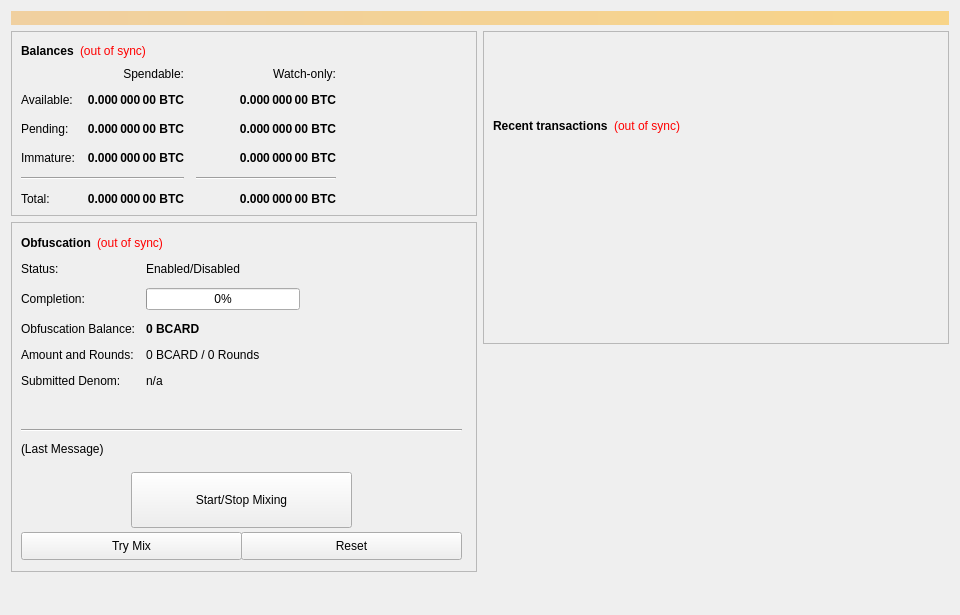
CARDbuyers/BCARD, file src/qt/forms/overviewpage.ui: the form before one commit.
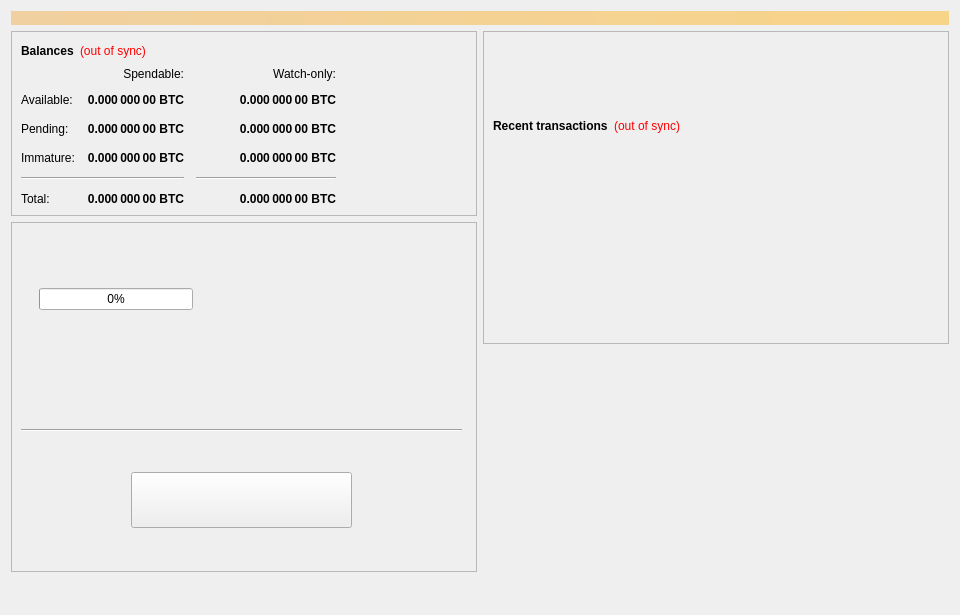
The form after the commit.

What changed in the file:
```diff
--- a/src/qt/forms/overviewpage.ui
+++ b/src/qt/forms/overviewpage.ui
@@ -434,14 +434,14 @@
            <item row="0" column="0">
             <widget class="QLabel" name="label_6">
              <property name="text">
-              <string>Status:</string>
+              <string/>
              </property>
             </widget>
            </item>
            <item row="1" column="0">
             <widget class="QLabel" name="label_7">
              <property name="text">
-              <string>Completion:</string>
+              <string/>
              </property>
             </widget>
            </item>
@@ -461,7 +461,7 @@
            <item row="2" column="0">
             <widget class="QLabel" name="labelAnonymizedText">
              <property name="text">
-              <string>Obfuscation Balance:</string>
+              <string/>
              </property>
             </widget>
            </item>
@@ -474,28 +474,28 @@
               </font>
              </property>
              <property name="text">
-              <string notr="true">0 BCARD</string>
+              <string notr="true"/>
              </property>
             </widget>
            </item>
            <item row="3" column="0">
             <widget class="QLabel" name="label_8">
              <property name="text">
-              <string>Amount and Rounds:</string>
+              <string/>
              </property>
             </widget>
            </item>
            <item row="3" column="1">
             <widget class="QLabel" name="labelAmountRounds">
              <property name="text">
-              <string>0 BCARD / 0 Rounds</string>
+              <string/>
              </property>
             </widget>
            </item>
            <item row="4" column="0">
             <widget class="QLabel" name="label_9">
              <property name="text">
-              <string>Submitted Denom:</string>
+              <string/>
              </property>
             </widget>
            </item>
@@ -505,14 +505,14 @@
               <string>The denominations you submitted to the Masternode.&lt;br&gt;To mix, other users must submit the exact same denominations.</string>
              </property>
              <property name="text">
-              <string>n/a</string>
+              <string/>
              </property>
             </widget>
            </item>
            <item row="0" column="1">
             <widget class="QLabel" name="obfuscationEnabled">
              <property name="text">
-              <string>Enabled/Disabled</string>
+              <string/>
              </property>
             </widget>
            </item>
@@ -971,7 +971,7 @@
            </sizepolicy>
           </property>
           <property name="text">
-           <string>Start/Stop Mixing</string>
+           <string/>
           </property>
          </widget>
          <widget class="Line" name="lineLastMessage">
@@ -1003,7 +1003,7 @@
            </size>
           </property>
           <property name="text">
-           <string>(Last Message)</string>
+           <string/>
           </property>
           <property name="alignment">
            <set>Qt::AlignLeading|Qt::AlignLeft|Qt::AlignTop</set>
@@ -1012,53 +1012,6 @@
            <bool>true</bool>
           </property>
          </widget>
-         <widget class="QPushButton" name="obfuscationAuto">
-          <property name="geometry">
-           <rect>
-            <x>10</x>
-            <y>310</y>
-            <width>221</width>
-            <height>28</height>
-           </rect>
-          </property>
-          <property name="sizePolicy">
-           <sizepolicy hsizetype="MinimumExpanding" vsizetype="Fixed">
-            <horstretch>0</horstretch>
-            <verstretch>0</verstretch>
-           </sizepolicy>
-          </property>
-          <property name="toolTip">
-           <string>Try to manually submit a Obfuscation request.</string>
-          </property>
-          <property name="text">
-           <string>Try Mix</string>
-          </property>
-         </widget>
-         <widget class="QPushButton" name="obfuscationReset">
-          <property name="geometry">
-           <rect>
-            <x>230</x>
-            <y>310</y>
-            <width>221</width>
-            <height>28</height>
-           </rect>
-          </property>
-          <property name="sizePolicy">
-           <sizepolicy hsizetype="MinimumExpanding" vsizetype="Fixed">
-            <horstretch>0</horstretch>
-            <verstretch>0</verstretch>
-           </sizepolicy>
-          </property>
-          <property name="toolTip">
-           <string>Reset the current status of Obfuscation (can interrupt Obfuscation if it's in the process of Mixing, which can cost you money!)</string>
-          </property>
-          <property name="autoFillBackground">
-           <bool>false</bool>
-          </property>
-          <property name="text">
-           <string>Reset</string>
-          </property>
-         </widget>
          <widget class="QWidget" name="layoutWidget">
           <property name="geometry">
            <rect>
@@ -1078,7 +1031,7 @@
               </font>
              </property>
              <property name="text">
-              <string>Obfuscation</string>
+              <string/>
              </property>
             </widget>
            </item>
@@ -1091,7 +1044,7 @@
               <string notr="true">QLabel { color: red; }</string>
              </property>
              <property name="text">
-              <string notr="true">(out of sync)</string>
+              <string notr="true"/>
              </property>
              <property name="alignment">
               <set>Qt::AlignLeading|Qt::AlignLeft|Qt::AlignVCenter</set>
```
